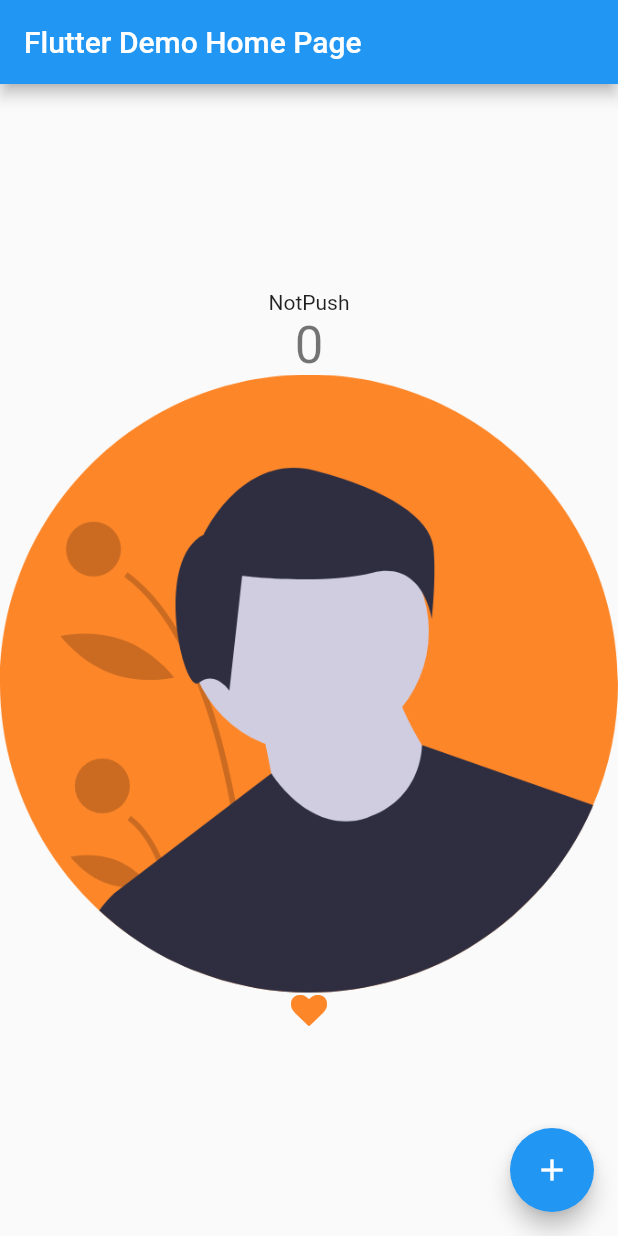
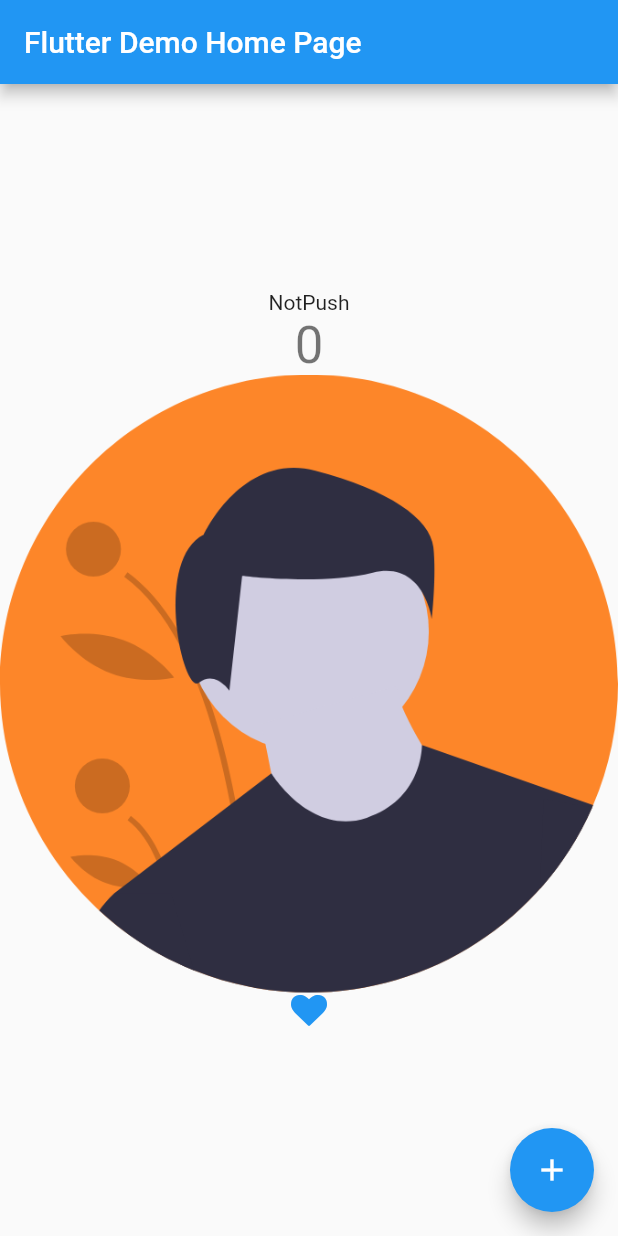
Before and after one commit to Nebyla/Flutter_Project, a Flutter app: the screen it shows after launch, on a phone screen of 412 x 824 dp. Run offline on Flutter 3.47's test engine with Material 2 defaults, Android fonts, the phone set to English and light mode, and no system bars.

Commit message:
Тема

```diff
--- a/lib/main.dart
+++ b/lib/main.dart
@@ -13,9 +13,7 @@ class MyApp extends StatelessWidget {
   Widget build(BuildContext context) {
     return MaterialApp(
       title: 'Flutter Demo',
-      theme: ThemeData(
-        primarySwatch: Colors.blue,
-      ),
+      theme: AppTheme.darkTheme,
       home: const MyHomePage(title: 'Flutter Demo Home Page'),
     );
   }
@@ -57,7 +55,10 @@ class _MyHomePageState extends State<MyHomePage> {
               style: Theme.of(context).textTheme.headlineMedium,
             ),
             Image.asset(AppAsset.profileImage),
-            const Icon(AppIcon.heart, color: LightThemeColor.accent,)
+             Icon(
+              AppIcon.heart,
+              color: Theme.of(context).indicatorColor,
+              )
           ],
         ),
       ),
--- a/lib/ui_kit/_ui_kit.dart
+++ b/lib/ui_kit/_ui_kit.dart
@@ -1,3 +1,4 @@
 export 'app_assets.dart';
 export 'app_icon.dart';
 export 'app_color.dart';
+export 'app_theme.dart';
--- /dev/null
+++ b/lib/ui_kit/app_theme.dart
@@ -0,0 +1,11 @@
+import 'package:flutter/material.dart';
+
+import '_ui_kit.dart';
+
+class AppTheme {
+  const AppTheme._();
+
+  static ThemeData lightTheme = ThemeData(indicatorColor: LightThemeColor.accent);
+
+  static ThemeData darkTheme = ThemeData();
+}
```
